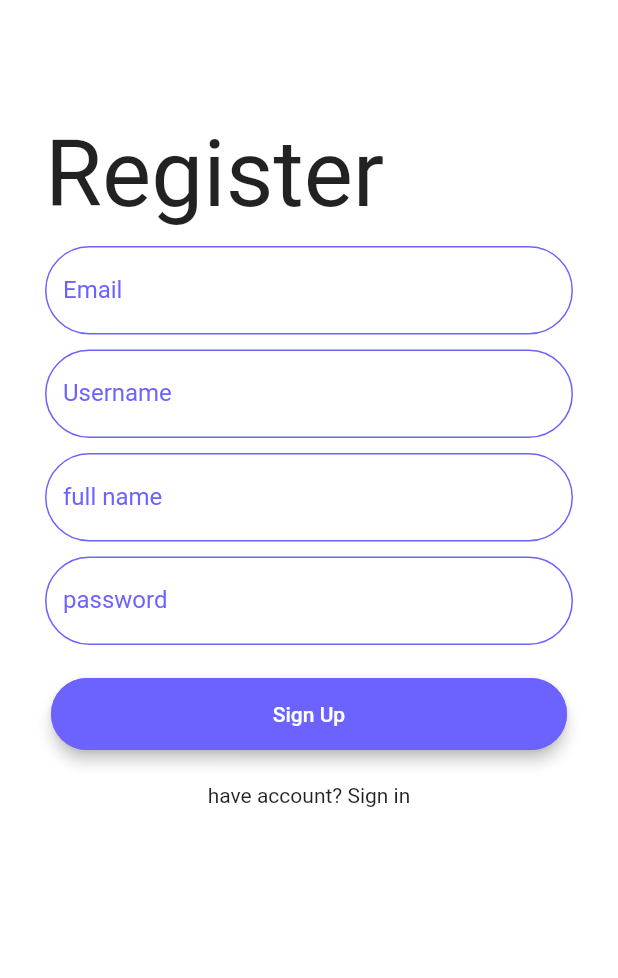
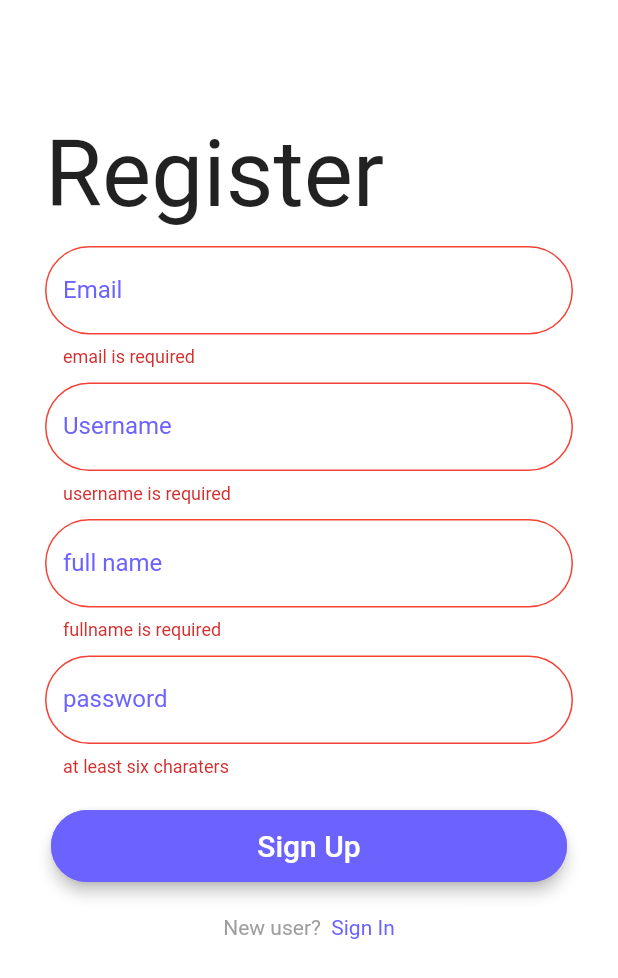
Before and after one commit to phawazzzy/todo-assistance, a Flutter app: the Register screen opened directly, after a tap on "Sign Up", on a phone screen of 412 x 824 dp. Shown: the top 978 px of the screen. Run offline on Flutter 3.47's test engine with Material 2 defaults, Android fonts, the light colour scheme and no system bars; our stand-ins replace firebase_auth; accounts and stored records are empty.

Commit message:
fields validation on auth pages

```diff
--- a/lib/main.dart
+++ b/lib/main.dart
@@ -1,6 +1,7 @@
 import 'package:flutter/material.dart';
 import 'package:todoassistance/onboarding/onboardScreen.dart';
-import 'package:todoassistance/screens/auth/register.dart';
+
+
 void main() => runApp(MyApp());
 
 class MyApp extends StatelessWidget {
--- a/lib/screens/auth/register.dart
+++ b/lib/screens/auth/register.dart
@@ -4,12 +4,21 @@ import 'package:todoassistance/screens/auth/widgets/button.dart';
 import 'package:todoassistance/screens/auth/widgets/input_deco.dart';
 import 'package:todoassistance/shared/size_config.dart';
 
-class Register extends StatelessWidget {
+class Register extends StatefulWidget {
+  @override
+  _RegisterState createState() => _RegisterState();
+}
+
+class _RegisterState extends State<Register> {
   final _formKey = GlobalKey<FormState>();
 
-//  bool showPassword(bool state) {
-//    return state = !state;
-//  }
+  String email = '';
+
+  String username = '';
+
+  String fullname = '';
+
+  String password = '';
 
   @override
   Widget build(BuildContext context) {
@@ -44,28 +53,41 @@ class Register extends StatelessWidget {
                       mainAxisAlignment: MainAxisAlignment.center,
                       children: <Widget>[
                         TextFormField(
-                          onChanged: (value) => print(value),
+                          decoration: KTextInputDeco.copyWith(labelText: 'Email', hintText: 'Jonhdoe@mail.com'),
+                          onChanged: (value) => email = value,
+                          validator: (value) => value.isEmpty ? 'email is required' : null,
                           keyboardType: TextInputType.emailAddress,
-                          decoration: KTextInputDeco.copyWith(labelText: 'Email', hintText: 'Jonhdoe@mail.com'),
                         ),
                         SizedBox(height: 10),
                         TextFormField(
-                          decoration: KTextInputDeco.copyWith(labelText: 'Username',)
+                            decoration: KTextInputDeco.copyWith(labelText: 'Username',),
+                            onChanged: (value) => username = value,
+                            validator: (value) => value.isEmpty ? 'username is required' : null,
                         ),
                         SizedBox(height: 10),
                         TextFormField(
-                          keyboardType: TextInputType.emailAddress,
-                          decoration: KTextInputDeco.copyWith(hintText: 'John Doe', labelText: 'full name')
+                            decoration: KTextInputDeco.copyWith(hintText: 'John Doe', labelText: 'full name'),
+                            onChanged: (value) => fullname = value,
+                            validator: (value) => value.isEmpty ? 'fullname is required' : null,
                         ),
                         SizedBox(height: 10),
                         TextFormField(
+                          decoration: KTextInputDeco.copyWith(hintText: '********', labelText: 'password'),
+                          onChanged: (value) { setState(()=> password = value); },
+                          validator: (value) => value.length <= 6  ? 'at least six charaters' : null,
                           obscureText: true,
-                          decoration: KTextInputDeco.copyWith(hintText: '*******', labelText: 'password'),
                         ),
                         SizedBox(
                           height: 18,
                         ),
-                        Button(buttonText: 'Sign Up', onPressed: () {print('this is me');},),
+                        Button(buttonText: 'Sign Up', onPressed: () {
+                          if(_formKey.currentState.validate()) {
+                            print('success');
+                          } else {
+                            print('error');
+                          }
+
+                        },),
                         SizedBox(
                           height: 18,
                         ),
@@ -74,7 +96,15 @@ class Register extends StatelessWidget {
                             Navigator.push(context, MaterialPageRoute(builder: (context) => SignIn()));
                             print('hello');
                           },
-                          child: Text('have account? Sign in'),
+                          child: RichText(
+                            text: TextSpan(
+                              text: 'New user? ',
+                              style: TextStyle(color: Colors.grey),
+                              children: <TextSpan>[
+                                TextSpan(text: ' Sign In', style: TextStyle(color: Color(0xFF6C63FF))),
+                              ],
+                            ),
+                          ),
                         ),
                       ],
                     ),
--- a/lib/screens/auth/widgets/button.dart
+++ b/lib/screens/auth/widgets/button.dart
@@ -21,15 +21,26 @@ class Button extends StatelessWidget {
       elevation: 4.0,
       child: FlatButton(
         onPressed: () {
-          onPressed;
+          onPressed();
         },
         child: Center(
           child: Text(
             buttonText,
-            style: TextStyle(color: Colors.white),
+            style: TextStyle(fontSize: 20, color: Colors.white),
           ),
         ),
       ),
     );
   }
 }
+
+
+//RichText(
+//text: TextSpan(
+//text: 'New user? ',
+//style: DefaultTextStyle.of(context).style,
+//children: <TextSpan>[
+//TextSpan(text: ' Sign In', style: TextStyle(color: Color(0xFF6C63FF))),
+//],
+//),
+//)
--- a/lib/screens/auth/widgets/input_deco.dart
+++ b/lib/screens/auth/widgets/input_deco.dart
@@ -8,6 +8,16 @@ const KTextInputDeco = InputDecoration(
     borderRadius:
     BorderRadius.all(Radius.circular(32.0)),
   ),
+  errorBorder: OutlineInputBorder(
+    borderSide:
+    BorderSide(color: Colors.red, width: 1.0),
+    borderRadius: BorderRadius.all(Radius.circular(32.0),),
+  ),
+  focusedErrorBorder: OutlineInputBorder(
+    borderSide:
+    BorderSide(color: Colors.red, width: 1.0),
+    borderRadius: BorderRadius.all(Radius.circular(32.0),),
+  ),
   enabledBorder: OutlineInputBorder(
     borderSide:
     BorderSide(color: Color(0xFF6C63FF), width: 1.0),
```
Also changed, not shown: lib/screens/auth/sign_in.dart (+45 -26 lines).
